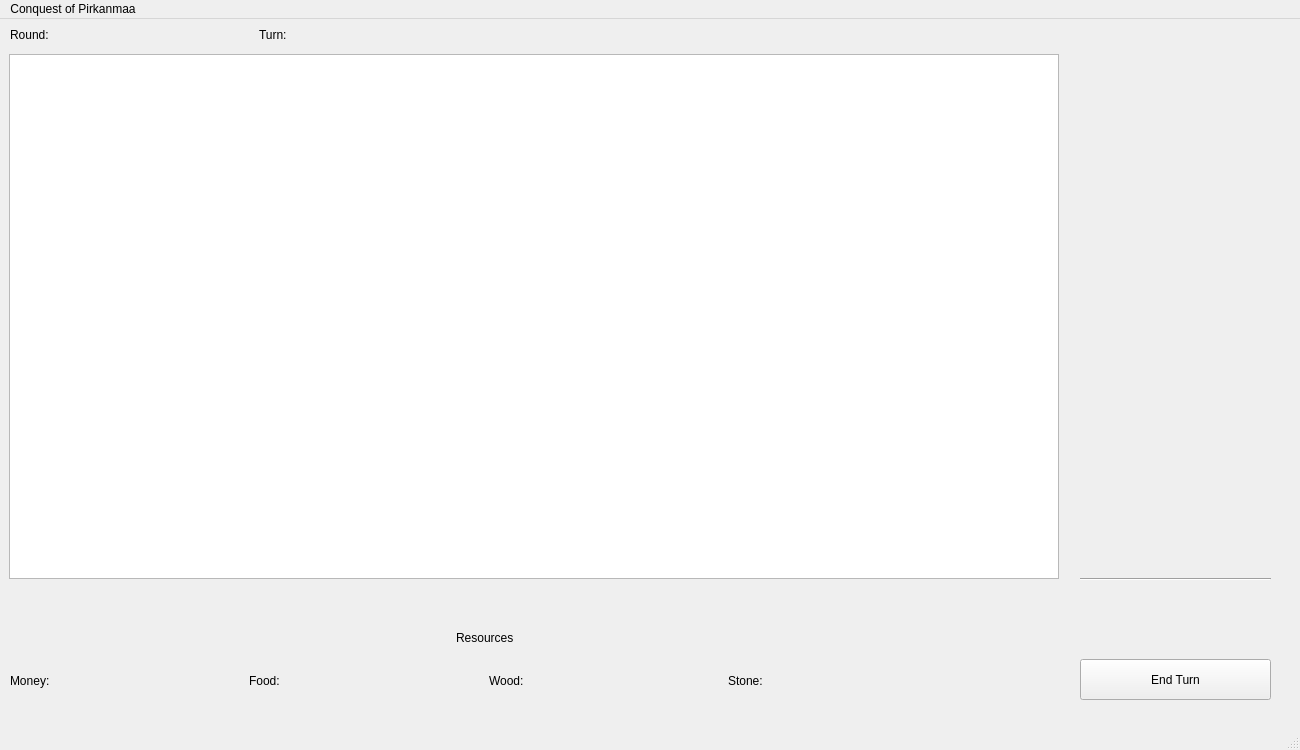
Qt form Game/UI/mapwindow.ui (makipaa/School-Projects) before a commit.
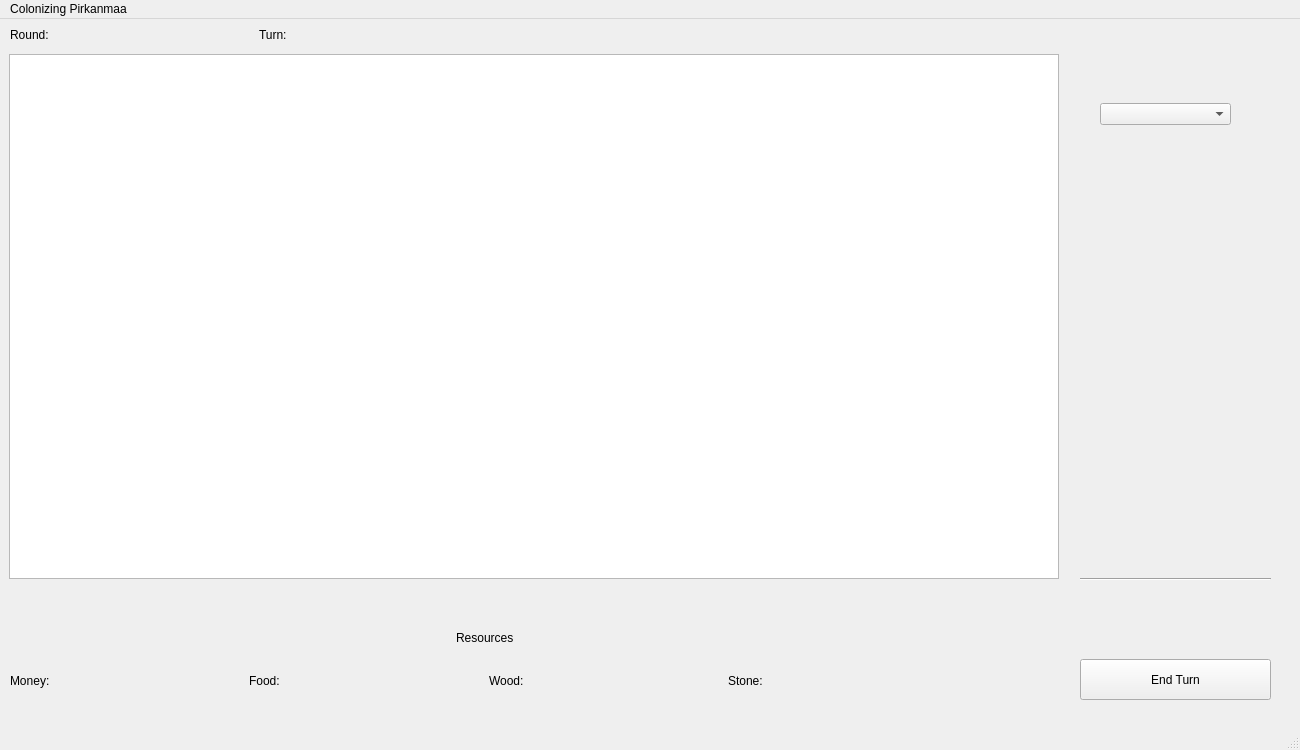
The same form after that commit.

Commit message: Combobox for different buildings, also new buildings added

```diff
--- a/Game/UI/mapwindow.ui
+++ b/Game/UI/mapwindow.ui
@@ -171,6 +171,21 @@
      </item>
     </layout>
    </widget>
+   <widget class="QWidget" name="gridLayoutWidget_2">
+    <property name="geometry">
+     <rect>
+      <x>1100</x>
+      <y>50</y>
+      <width>131</width>
+      <height>91</height>
+     </rect>
+    </property>
+    <layout class="QGridLayout" name="gridLayout_2">
+     <item row="0" column="0">
+      <widget class="QComboBox" name="buildingsComboBox"/>
+     </item>
+    </layout>
+   </widget>
   </widget>
   <widget class="QMenuBar" name="menubar">
    <property name="geometry">
@@ -183,7 +198,7 @@
    </property>
    <widget class="QMenu" name="menuConquest_of_Pirkanmaa">
     <property name="title">
-     <string>Conquest of Pirkanmaa</string>
+     <string>Colonizing Pirkanmaa</string>
     </property>
    </widget>
    <addaction name="menuConquest_of_Pirkanmaa"/>
```
The commit also changes 12 other files.
